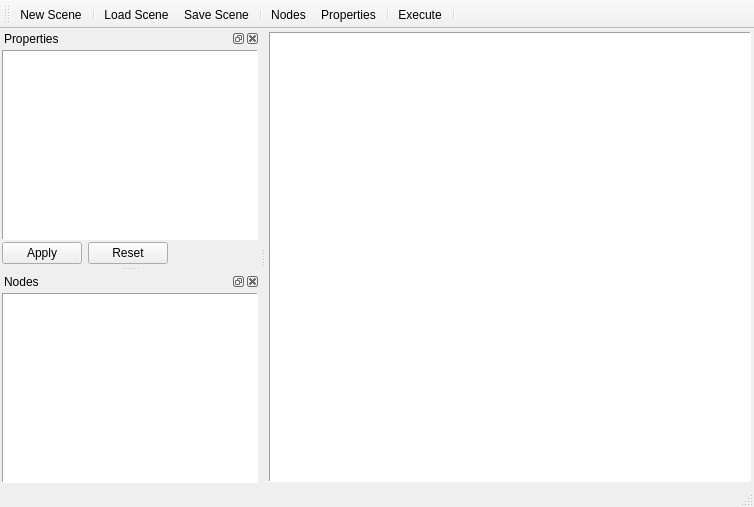
First picture: the form in pepper/src/user_interface/win_main.ui, repository kumar-lakshmanan/our-py-lib, before the edit.
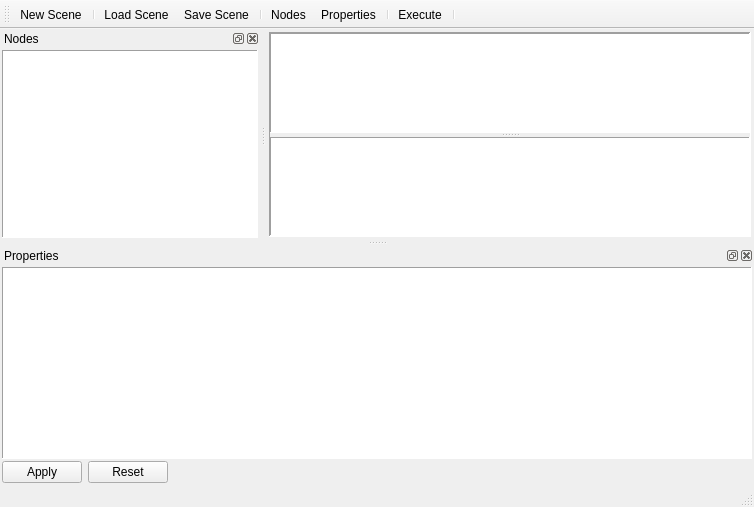
Second picture: the form after the edit.

```diff
--- a/pepper/src/user_interface/win_main.ui
+++ b/pepper/src/user_interface/win_main.ui
@@ -34,16 +34,35 @@
      <number>3</number>
     </property>
     <item row="0" column="0">
-     <widget class="QGraphicsView" name="graphicsView">
+     <widget class="QSplitter" name="splitter">
       <property name="frameShape">
        <enum>QFrame::Panel</enum>
       </property>
       <property name="frameShadow">
        <enum>QFrame::Sunken</enum>
       </property>
-      <property name="dragMode">
-       <enum>QGraphicsView::RubberBandDrag</enum>
+      <property name="orientation">
+       <enum>Qt::Vertical</enum>
       </property>
+      <property name="opaqueResize">
+       <bool>false</bool>
+      </property>
+      <property name="childrenCollapsible">
+       <bool>true</bool>
+      </property>
+      <widget class="QGraphicsView" name="graphicsView">
+       <property name="frameShape">
+        <enum>QFrame::Panel</enum>
+       </property>
+       <property name="frameShadow">
+        <enum>QFrame::Sunken</enum>
+       </property>
+      </widget>
+      <widget class="QTextBrowser" name="textBrowser">
+       <property name="frameShape">
+        <enum>QFrame::Panel</enum>
+       </property>
+      </widget>
      </widget>
     </item>
    </layout>
@@ -67,7 +86,7 @@
     <string>Properties</string>
    </property>
    <attribute name="dockWidgetArea">
-    <number>1</number>
+    <number>8</number>
    </attribute>
    <widget class="QWidget" name="dockWidgetContents_2">
     <layout class="QGridLayout" name="gridLayout_2">
```
Left out of the diff: 111 changed lines with no effect on the pictures.
